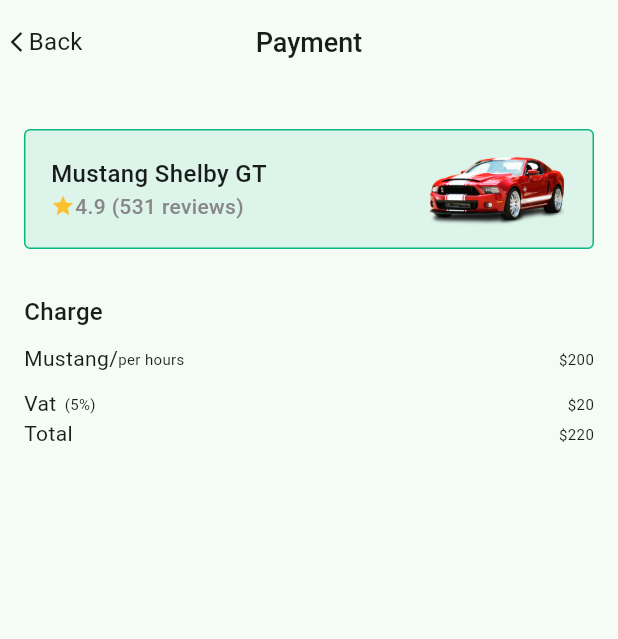
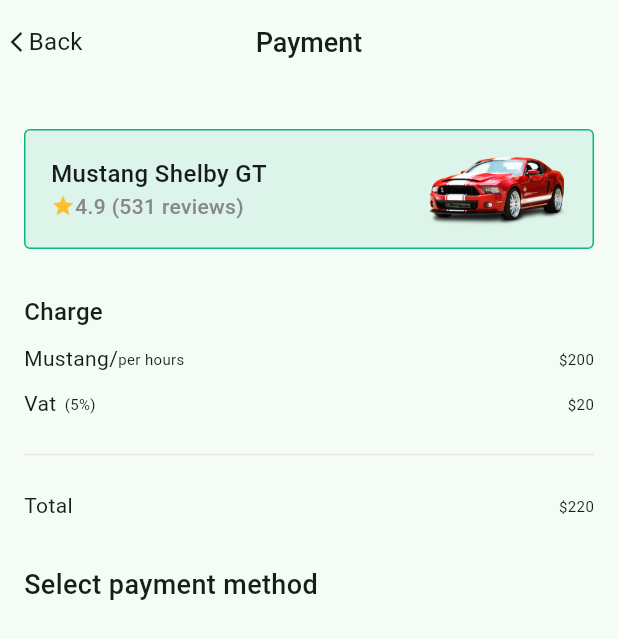
Before and after one commit to tech-cell-eg/round-2-Ride-Share-mobile-app, a Flutter app: the screen it shows after launch, on a phone screen of 412 x 824 dp. Shown: the top 639 px of the screen. Run offline on Flutter 3.47's test engine with Material 3 defaults, Android fonts, the phone set to English and light mode, and no system bars; our stand-ins replace dashed_circular_progress_bar, device_preview, flutter_screenutil, flutter_svg, font_awesome_flutter, google_maps_flutter and 2 more.

Commit message:
Refactor CustomDivider to accept color parameter and update usages in BottomContainer and PaymentScreenBody

```diff
--- a/lib/features/contact and payment/presentation/views/widgets/bottom_container.dart
+++ b/lib/features/contact and payment/presentation/views/widgets/bottom_container.dart
@@ -48,7 +48,9 @@ class BottomContainer extends StatelessWidget {
             ),
             const Padding(
               padding: EdgeInsets.symmetric(vertical: defaultPadding),
-              child: CustomDivider(),
+              child: CustomDivider(
+                color: Color(0xffdddddd),
+              ),
             ),
             const Padding(
               padding: EdgeInsets.symmetric(horizontal: defaultPadding),
@@ -56,7 +58,9 @@ class BottomContainer extends StatelessWidget {
             ),
             const Padding(
               padding: EdgeInsets.symmetric(vertical: defaultPadding),
-              child: CustomDivider(),
+              child: CustomDivider(
+                color: Color(0xffdddddd),
+              ),
             ),
             const Padding(
               padding: EdgeInsets.symmetric(horizontal: defaultPadding),
--- a/lib/features/contact and payment/presentation/views/widgets/custom_divider.dart
+++ b/lib/features/contact and payment/presentation/views/widgets/custom_divider.dart
@@ -3,13 +3,14 @@ import 'package:flutter/material.dart';
 class CustomDivider extends StatelessWidget {
   const CustomDivider({
     super.key,
+    required this.color,
   });
-
+  final Color color;
   @override
   Widget build(BuildContext context) {
-    return const Divider(
+    return Divider(
       thickness: 1,
-      color: Color(0xffdddddd),
+      color: color,
     );
   }
 }
--- a/lib/payment/presentation/views/widgets/payment_screen_body.dart
+++ b/lib/payment/presentation/views/widgets/payment_screen_body.dart
@@ -2,6 +2,7 @@ import 'package:flutter/material.dart';
 import 'package:ride_share/core/constants/app_strings.dart';
 import 'package:ride_share/core/constants/generated/images.dart';
 import 'package:ride_share/core/widgets/green_box.dart';
+import 'package:ride_share/features/contact%20and%20payment/presentation/views/widgets/custom_divider.dart';
 
 import 'driver_rate_box.dart';
 import 'info_line_row.dart';
@@ -38,11 +39,26 @@ class PaymentScreenBody extends StatelessWidget {
             subTitle: '  (5%)',
             amountTitle: r'$20',
           ),
+          Padding(
+            padding: EdgeInsets.symmetric(vertical: 16),
+            child: CustomDivider(
+              color: Color(0xffE8E8E8),
+            ),
+          ),
           InfoLineRow(
             title: 'Total',
             subTitle: '',
             amountTitle: r'$220',
           ),
+          SizedBox(height: 30),
+          Text(
+            'Select payment method',
+            style: TextStyle(
+              fontSize: 18,
+              fontWeight: FontWeight.w500,
+            ),
+          ),
+          SizedBox(height: 24),
         ],
       ),
     );
```
